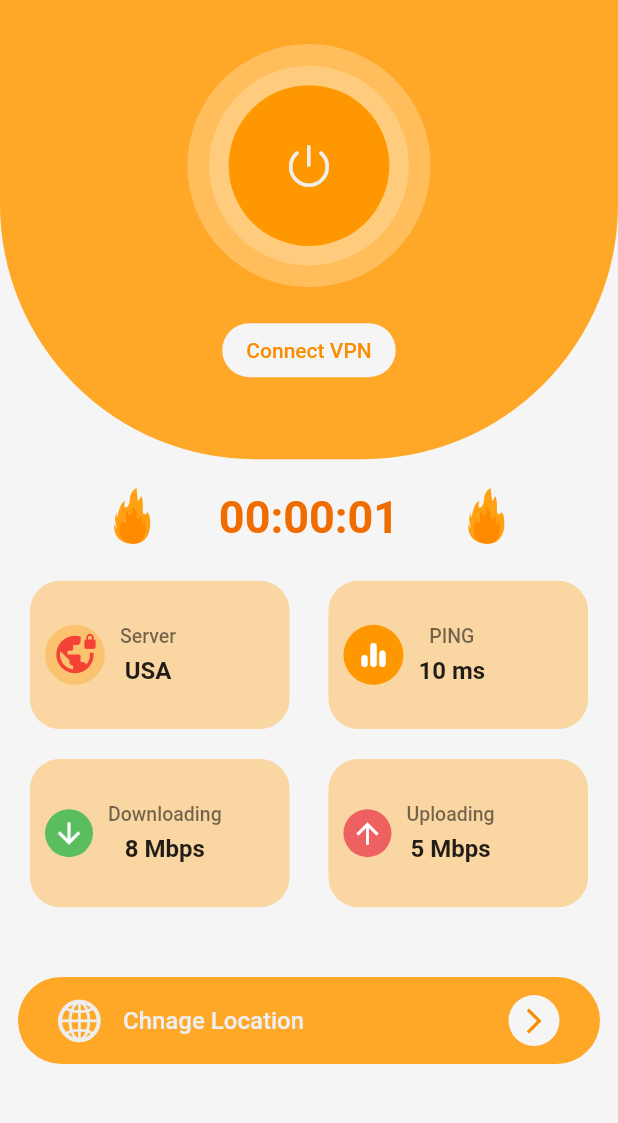
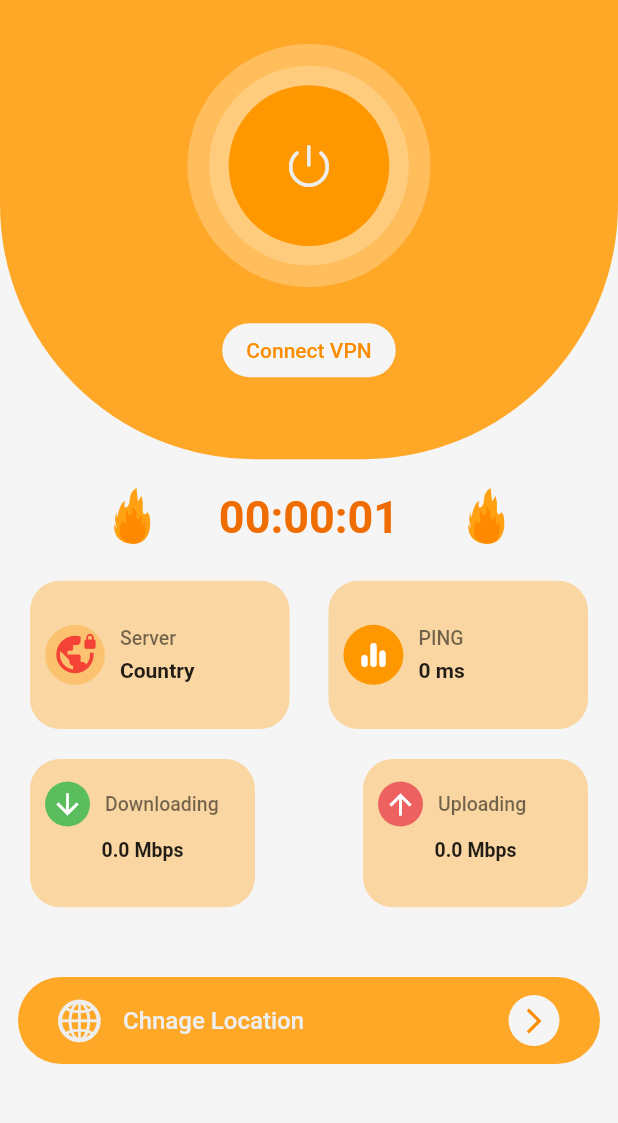
Before and after one commit to usman1170/fire_vpn, a Flutter app: the screen it shows after launch, after a tap on an icon or button, on a phone screen of 412 x 824 dp, the part 97-1220 px from its top. Run offline on Flutter 3.47's test engine with Material 2 defaults, Android fonts, the light colour scheme and no system bars; drawn by our look-alikes of lottie; our stand-ins replace csv, get; missing offline and left inert: dart:ffi; network calls fail.

Commit message:
updates1

```diff
--- a/lib/controllers/home_controller.dart
+++ b/lib/controllers/home_controller.dart
@@ -1,8 +1,10 @@
 import 'package:flutter/material.dart';
 import 'package:get/get.dart';
+import 'package:vpn_basic_project/models/vpn_model.dart';
 import 'package:vpn_basic_project/services/vpn_engine.dart';
 
 class HomeController extends GetxController {
+  final Rx<VPN?> vpn = VPN.fromJson({}).obs;
   final vpnState = VpnEngine.vpnDisconnected.obs;
   final RxBool startTimer = false.obs;
 
--- a/lib/main.dart
+++ b/lib/main.dart
@@ -24,15 +24,13 @@ class MyApp extends StatelessWidget {
 
   @override
   Widget build(BuildContext context) {
-    return MaterialApp(
+    return GetMaterialApp(
       title: 'Fire Vpn',
       theme: ThemeData(
         primarySwatch: Colors.orange,
       ),
       debugShowCheckedModeBanner: false,
-      routes: {
-        homeroute: (context) => HomeScreen(),
-      },
+      routes: {homeroute: (context) => HomeScreen()},
       home: SplashScreen(),
     );
   }
--- a/lib/models/vpn_model.dart
+++ b/lib/models/vpn_model.dart
@@ -23,11 +23,11 @@ class VPN {
   VPN.fromJson(Map<String, dynamic> json) {
     hostname = json['HostName'] ?? "";
     ip = json['IP'] ?? "";
-    ping = json['Ping'] ?? "";
-    speed = json['Speed'] ?? "";
+    ping = json['Ping'] ?? 0;
+    speed = json['Speed'] ?? 0;
     countrylong = json['CountryLong'] ?? "";
     countryshort = json['CountryShort'] ?? "";
-    numvpnsessions = json['NumVpnSessions'] ?? "";
+    numvpnsessions = json['NumVpnSessions'] ?? 0;
     message = json['Message'] ?? "";
     openvpnconfigdatabase64 = json['OpenVPN_ConfigData_Base64'] ?? "";
   }
--- a/lib/screens/home_screen.dart
+++ b/lib/screens/home_screen.dart
@@ -12,6 +12,7 @@ import 'package:vpn_basic_project/utils/countdown.dart';
 import 'package:vpn_basic_project/utils/home_widgets.dart';
 
 import '../models/vpn_config.dart';
+import '../models/vpn_status.dart';
 import '../services/vpn_engine.dart';
 
 class HomeScreen extends StatefulWidget {
@@ -20,50 +21,16 @@ class HomeScreen extends StatefulWidget {
 }
 
 class _HomeScreenState extends State<HomeScreen> {
-  final _controller = HomeController();
-  List<VpnConfig> _listVpn = [];
-  VpnConfig? _selectedVpn;
-  bool isDark = false;
+  final _controller = Get.put(HomeController());
 
   @override
-  void initState() {
-    super.initState();
+  Widget build(BuildContext context) {
+    mq = MediaQuery.of(context).size;
 
     ///Add listener to update vpn state
     VpnEngine.vpnStageSnapshot().listen((event) {
       setState(() => _controller.vpnState.value = event);
     });
-
-    initVpn();
-  }
-
-  @override
-  void dispose() {
-    _controller.dispose();
-    super.dispose();
-  }
-
-  void initVpn() async {
-    //sample vpn config file (you can get more from https://www.vpngate.net/)
-    _listVpn.add(VpnConfig(
-        config: await rootBundle.loadString('assets/vpn/japan.ovpn'),
-        country: 'Japan',
-        username: 'vpn',
-        password: 'vpn'));
-
-    _listVpn.add(VpnConfig(
-        config: await rootBundle.loadString('assets/vpn/thailand.ovpn'),
-        country: 'Thailand',
-        username: 'vpn',
-        password: 'vpn'));
-
-    SchedulerBinding.instance.addPostFrameCallback(
-        (t) => setState(() => _selectedVpn = _listVpn.first));
-  }
-
-  @override
-  Widget build(BuildContext context) {
-    mq = MediaQuery.of(context).size;
     return Obx(
       () => Scaffold(
           backgroundColor: Colors.grey.shade100,
@@ -74,7 +41,7 @@ class _HomeScreenState extends State<HomeScreen> {
               height: mq.height * .45,
               width: mq.width,
               decoration: BoxDecoration(
-                color: isDark ? Colors.black87 : Colors.orange.shade400,
+                color: Colors.orange.shade400,
                 borderRadius: BorderRadius.only(
                   bottomLeft: Radius.circular(170),
                   bottomRight: Radius.circular(170),
@@ -195,10 +162,12 @@ class _HomeScreenState extends State<HomeScreen> {
                   Row(
                     mainAxisAlignment: MainAxisAlignment.spaceBetween,
                     children: [
-                      HomeWidgets(
+                      UpperWidgets(
                         size: 40,
                         title: "Server",
-                        subtitle: "USA",
+                        subtitle: _controller.vpn.value!.countrylong.isEmpty
+                            ? "Country"
+                            : _controller.vpn.value!.countrylong,
                         icon: Icon(
                           Icons.vpn_lock_rounded,
                           color: Colors.red,
@@ -206,10 +175,12 @@ class _HomeScreenState extends State<HomeScreen> {
                         ),
                         iconColor: Colors.orange.shade400.withOpacity(.4),
                       ),
-                      HomeWidgets(
+                      UpperWidgets(
                         size: 40,
                         title: "PING",
-                        subtitle: "10 ms",
+                        subtitle: _controller.vpn.value!.ping == null
+                            ? "Country"
+                            : "${_controller.vpn.value!.ping} ms",
                         icon: Icon(
                           Icons.equalizer_rounded,
                           color: Colors.white,
@@ -221,13 +192,16 @@ class _HomeScreenState extends State<HomeScreen> {
                   SizedBox(
                     height: 20,
                   ),
-                  Row(
+                  StreamBuilder<VpnStatus?>(
+                    initialData: VpnStatus(),
+                    stream: VpnEngine.vpnStatusSnapshot(),
+                    builder: (context, snapshot) => Row(
                       mainAxisAlignment: MainAxisAlignment.spaceBetween,
                       children: [
-                      HomeWidgets(
-                        size: 32,
+                        LowerWidgets(
+                          size: 30,
                           title: "Downloading",
-                        subtitle: "8 Mbps",
+                          subtitle: "${snapshot.data?.byteIn ?? "0.0 Mbps"}",
                           icon: Icon(
                             Icons.arrow_downward,
                             color: Colors.white,
@@ -235,10 +209,10 @@ class _HomeScreenState extends State<HomeScreen> {
                           ),
                           iconColor: Color.fromARGB(255, 91, 190, 94),
                         ),
-                      HomeWidgets(
-                        size: 32,
+                        LowerWidgets(
+                          size: 30,
                           title: "Uploading",
-                        subtitle: "5 Mbps",
+                          subtitle: "${snapshot.data?.byteOut ?? "0.0 Mbps"}",
                           icon: Icon(
                             Icons.arrow_upward,
                             color: Colors.white,
@@ -247,6 +221,7 @@ class _HomeScreenState extends State<HomeScreen> {
                           iconColor: Color.fromARGB(255, 237, 98, 96),
                         ),
                       ],
+                    ),
                   ),
                 ],
               ),
@@ -288,16 +263,16 @@ class _HomeScreenState extends State<HomeScreen> {
   }
 
   void _connectClick() {
-    ///Stop right here if user not select a vpn
-    if (_selectedVpn == null) return;
+    // ///Stop right here if user not select a vpn
+    // if (_selectedVpn == null) return;
 
-    if (_controller.vpnState.value == VpnEngine.vpnDisconnected) {
-      ///Start if stage is disconnected
-      VpnEngine.startVpn(_selectedVpn!);
-    } else {
-      ///Stop if stage is "not" disconnected
-      VpnEngine.stopVpn();
-    }
+    // if (_controller.vpnState.value == VpnEngine.vpnDisconnected) {
+    //   ///Start if stage is disconnected
+    //   VpnEngine.startVpn(_selectedVpn!);
+    // } else {
+    //   ///Stop if stage is "not" disconnected
+    //   VpnEngine.stopVpn();
+    // }
   }
 
   Widget _vpnButton() => Semantics(
@@ -354,7 +329,7 @@ class _HomeScreenState extends State<HomeScreen> {
             height: 58,
             decoration: BoxDecoration(
               borderRadius: BorderRadius.circular(30),
-              color: isDark ? Colors.black87 : Colors.orange.shade400,
+              color: Colors.orange.shade400,
             ),
             child: Center(
               child: Padding(
--- a/lib/screens/locations_screen.dart
+++ b/lib/screens/locations_screen.dart
@@ -5,30 +5,16 @@ import 'package:vpn_basic_project/controllers/location_controller.dart';
 import 'package:vpn_basic_project/main.dart';
 import 'package:vpn_basic_project/utils/vpncard.dart';
 
-class LocationsScreen extends StatefulWidget {
-  const LocationsScreen({super.key});
+class LocationsScreen extends StatelessWidget {
+  LocationsScreen({super.key});
 
-  @override
-  State<LocationsScreen> createState() => _LocationsScreenState();
-}
-
-class _LocationsScreenState extends State<LocationsScreen> {
   final _controller = LocationController();
-  @override
-  void initState() {
-    _controller.getVpnData();
-    super.initState();
-  }
-
-  @override
-  void dispose() {
-    _controller.dispose();
-    super.dispose();
-  }
 
   @override
   Widget build(BuildContext context) {
     mq = MediaQuery.of(context).size;
+
+    _controller.getVpnData();
     return Obx(
       () => Scaffold(
         body: Column(
@@ -125,6 +111,7 @@ class _LocationsScreenState extends State<LocationsScreen> {
           },
         ),
       );
+
   _noVpn() => Center(
         child: Column(
           mainAxisAlignment: MainAxisAlignment.center,
@@ -143,6 +130,7 @@ class _LocationsScreenState extends State<LocationsScreen> {
           ],
         ),
       );
+
   _loadingAnimation() => Container(
         width: double.infinity,
         height: double.infinity,
--- a/lib/utils/home_widgets.dart
+++ b/lib/utils/home_widgets.dart
@@ -1,12 +1,80 @@
 import 'package:flutter/material.dart';
 import 'package:vpn_basic_project/main.dart';
 
-class HomeWidgets extends StatelessWidget {
+class LowerWidgets extends StatelessWidget {
   final String title, subtitle;
   final Icon icon;
   final double size;
   final Color iconColor;
-  const HomeWidgets(
+  const LowerWidgets(
+      {super.key,
+      required this.title,
+      required this.subtitle,
+      required this.icon,
+      required this.iconColor,
+      required this.size});
+
+  @override
+  Widget build(BuildContext context) {
+    mq = MediaQuery.of(context).size;
+    return Container(
+      padding: EdgeInsets.all(10),
+      height: mq.height * .12,
+      width: 150,
+      decoration: BoxDecoration(
+          color: Colors.orange.shade400.withOpacity(.4),
+          borderRadius: BorderRadius.circular(20)),
+      child: Column(
+        children: [
+          SizedBox(
+            height: 5,
+          ),
+          Row(
+            children: [
+              Container(
+                height: size,
+                width: size,
+                decoration:
+                    BoxDecoration(shape: BoxShape.circle, color: iconColor),
+                child: icon,
+              ),
+              SizedBox(
+                width: 10,
+              ),
+              Text(
+                title,
+                style: TextStyle(
+                    fontSize: 13,
+                    fontWeight: FontWeight.w500,
+                    color: Colors.black54),
+              ),
+            ],
+          ),
+          SizedBox(
+            height: 8,
+          ),
+          Text(
+            subtitle,
+            overflow: TextOverflow.ellipsis,
+            maxLines: 1,
+            style: TextStyle(
+              fontSize: 13,
+              fontWeight: FontWeight.w600,
+              color: Colors.black87,
+            ),
+          ),
+        ],
+      ),
+    );
+  }
+}
+
+class UpperWidgets extends StatelessWidget {
+  final String title, subtitle;
+  final Icon icon;
+  final double size;
+  final Color iconColor;
+  const UpperWidgets(
       {super.key,
       required this.title,
       required this.subtitle,
@@ -37,6 +105,7 @@ class HomeWidgets extends StatelessWidget {
           ),
           Column(
             mainAxisAlignment: MainAxisAlignment.center,
+            crossAxisAlignment: CrossAxisAlignment.start,
             children: [
               Text(
                 title,
@@ -48,12 +117,18 @@ class HomeWidgets extends StatelessWidget {
               SizedBox(
                 height: 6,
               ),
-              Text(
-                subtitle,
-                style: TextStyle(
-                    fontSize: 16,
+              Container(
+                width: 75,
+                child: Text(
+                  subtitle,
+                  overflow: TextOverflow.ellipsis,
+                  maxLines: 1,
+                  style: TextStyle(
+                    fontSize: 14,
                     fontWeight: FontWeight.w600,
-                    color: Colors.black87),
+                    color: Colors.black87,
+                  ),
+                ),
               ),
             ],
           )
--- a/lib/utils/vpncard.dart
+++ b/lib/utils/vpncard.dart
@@ -1,6 +1,8 @@
 import 'dart:math';
 
 import 'package:flutter/material.dart';
+import 'package:get/get.dart';
+import 'package:vpn_basic_project/controllers/home_controller.dart';
 import 'package:vpn_basic_project/models/vpn_model.dart';
 
 class VPNCard extends StatelessWidget {
@@ -8,11 +10,15 @@ class VPNCard extends StatelessWidget {
   final VPN vpn;
   @override
   Widget build(BuildContext context) {
+    final controller = Get.find<HomeController>();
     return Card(
       elevation: 5,
       shape: RoundedRectangleBorder(borderRadius: BorderRadius.circular(20)),
       child: InkWell(
-        onTap: () {},
+        onTap: () {
+          controller.vpn.value = vpn;
+          Get.back();
+        },
         borderRadius: BorderRadius.circular(20),
         child: Padding(
           padding: const EdgeInsets.all(8.0),
```
Lines whose indentation alone changed are shown as unchanged.
